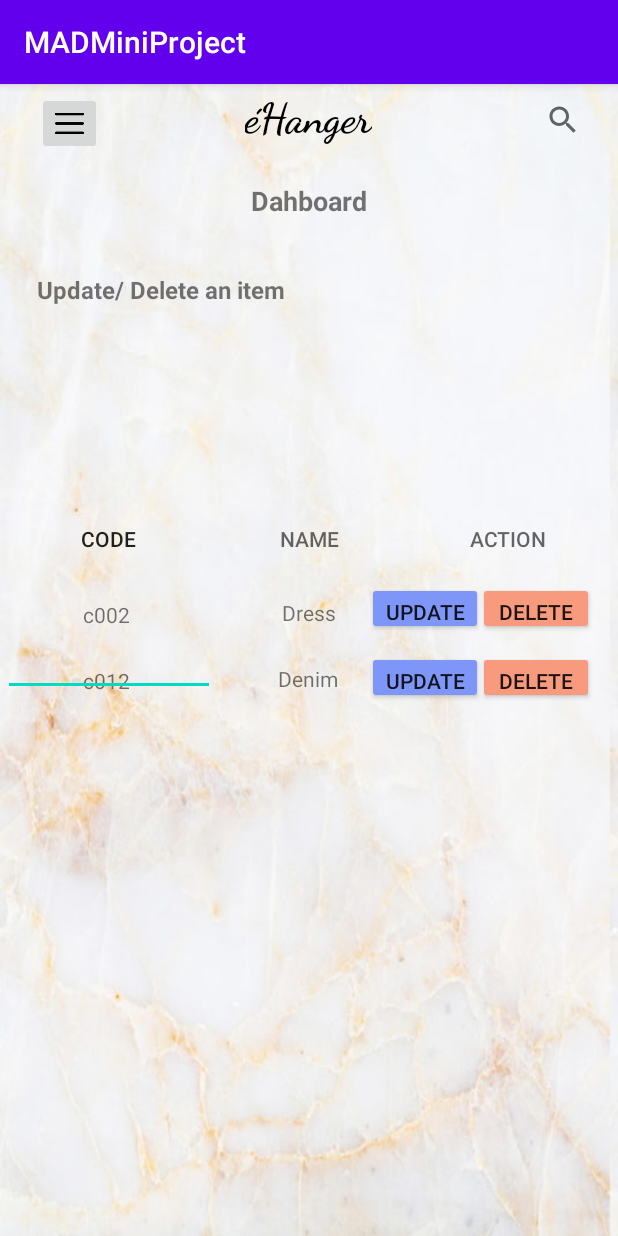
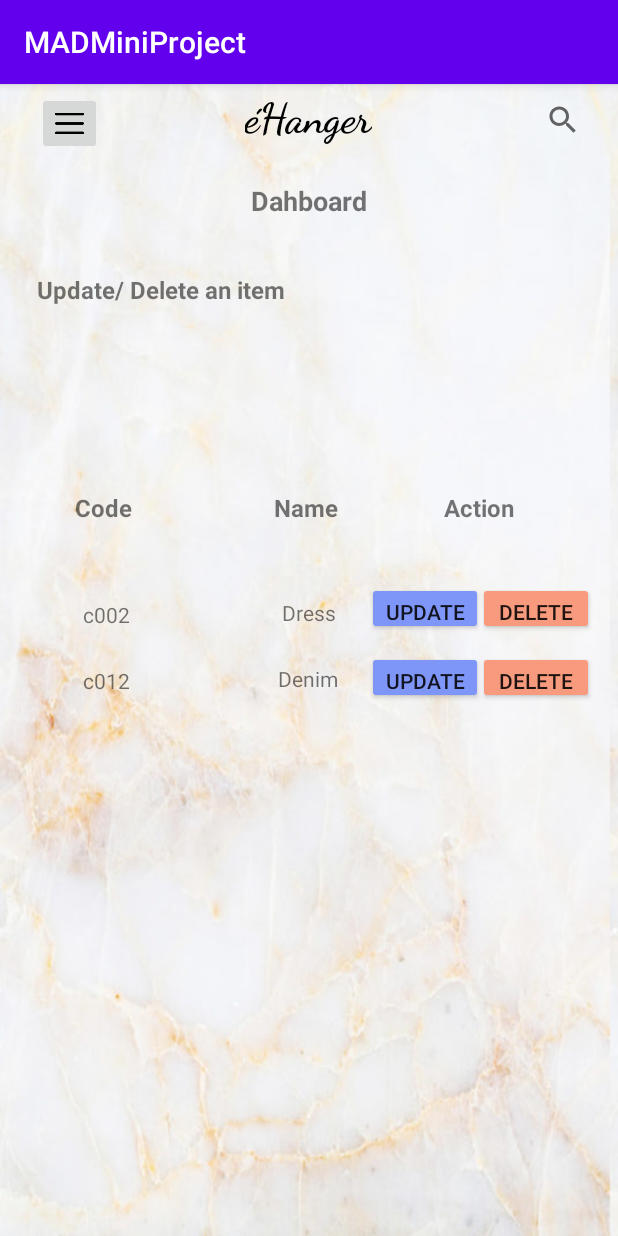
Before and after one commit to AzfaMariyam/MADMiniProject, an Android app: the UpdateDelate screen opened directly, with no data from a screen before it, on a phone screen of 412 x 824 dp. Run offline under Robolectric (Android 15) with nearby library versions, the phone set to English and light mode, and no system bars.

Commit message:
Update activity_update_delate.xml

```diff
--- a/app/src/main/res/layout/activity_update_delate.xml
+++ b/app/src/main/res/layout/activity_update_delate.xml
@@ -6,6 +6,24 @@
     android:layout_height="match_parent"
     android:background="@drawable/marble"
     tools:context=".UpdateDelate">
+
+    <TextView
+        android:id="@+id/textView25"
+        android:layout_width="wrap_content"
+        android:layout_height="wrap_content"
+        android:layout_marginStart="8dp"
+        android:layout_marginTop="8dp"
+        android:layout_marginEnd="8dp"
+        android:layout_marginBottom="8dp"
+        android:text="Action"
+        android:textSize="16sp"
+        android:textStyle="bold"
+        app:layout_constraintBottom_toBottomOf="parent"
+        app:layout_constraintEnd_toEndOf="parent"
+        app:layout_constraintHorizontal_bias="0.824"
+        app:layout_constraintStart_toStartOf="parent"
+        app:layout_constraintTop_toTopOf="parent"
+        app:layout_constraintVertical_bias="0.361" />
 
     <Button
         android:id="@+id/button5"
@@ -189,6 +207,42 @@
         app:layout_constraintTop_toTopOf="parent"
         app:layout_constraintVertical_bias="0.162" />
 
+    <TextView
+        android:id="@+id/textView23"
+        android:layout_width="wrap_content"
+        android:layout_height="wrap_content"
+        android:layout_marginStart="8dp"
+        android:layout_marginTop="8dp"
+        android:layout_marginEnd="8dp"
+        android:layout_marginBottom="8dp"
+        android:text="Code"
+        android:textSize="16sp"
+        android:textStyle="bold"
+        app:layout_constraintBottom_toBottomOf="parent"
+        app:layout_constraintEnd_toEndOf="parent"
+        app:layout_constraintHorizontal_bias="0.117"
+        app:layout_constraintStart_toStartOf="parent"
+        app:layout_constraintTop_toTopOf="parent"
+        app:layout_constraintVertical_bias="0.361" />
+
+    <TextView
+        android:id="@+id/textView24"
+        android:layout_width="wrap_content"
+        android:layout_height="wrap_content"
+        android:layout_marginStart="8dp"
+        android:layout_marginTop="8dp"
+        android:layout_marginEnd="8dp"
+        android:layout_marginBottom="8dp"
+        android:text="Name"
+        android:textSize="16sp"
+        android:textStyle="bold"
+        app:layout_constraintBottom_toBottomOf="parent"
+        app:layout_constraintEnd_toEndOf="parent"
+        app:layout_constraintHorizontal_bias="0.494"
+        app:layout_constraintStart_toStartOf="parent"
+        app:layout_constraintTop_toTopOf="parent"
+        app:layout_constraintVertical_bias="0.361" />
+
     <ImageButton
         android:id="@+id/imageButton6"
         android:layout_width="43dp"
@@ -237,34 +291,4 @@
         app:layout_constraintTop_toTopOf="parent"
         app:layout_constraintVertical_bias="0.007" />
 
-    <android.support.design.widget.TabLayout
-        android:layout_width="400dp"
-        android:layout_height="196dp"
-        android:layout_marginStart="8dp"
-        android:layout_marginTop="8dp"
-        android:layout_marginEnd="8dp"
-        android:layout_marginBottom="8dp"
-        app:layout_constraintBottom_toBottomOf="parent"
-        app:layout_constraintEnd_toEndOf="parent"
-        app:layout_constraintHorizontal_bias="0.6"
-        app:layout_constraintStart_toStartOf="parent"
-        app:layout_constraintTop_toTopOf="parent"
-        app:layout_constraintVertical_bias="0.355">
-
-        <android.support.design.widget.TabItem
-            android:layout_width="50dp"
-            android:layout_height="wrap_content"
-            android:text="Code" />
-
-        <android.support.design.widget.TabItem
-            android:layout_width="150dp"
-            android:layout_height="wrap_content"
-            android:text="Name" />
-
-        <android.support.design.widget.TabItem
-            android:layout_width="200dp"
-            android:layout_height="wrap_content"
-            android:text="Action" />
-    </android.support.design.widget.TabLayout>
-
 </androidx.constraintlayout.widget.ConstraintLayout>
```
